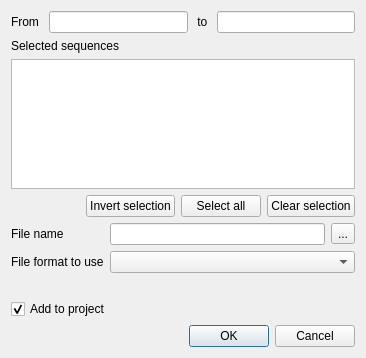
violethaze74/ugene, file src/corelibs/U2View/src/ov_msa/CreateSubalignmentDialog.ui: the form before one commit.
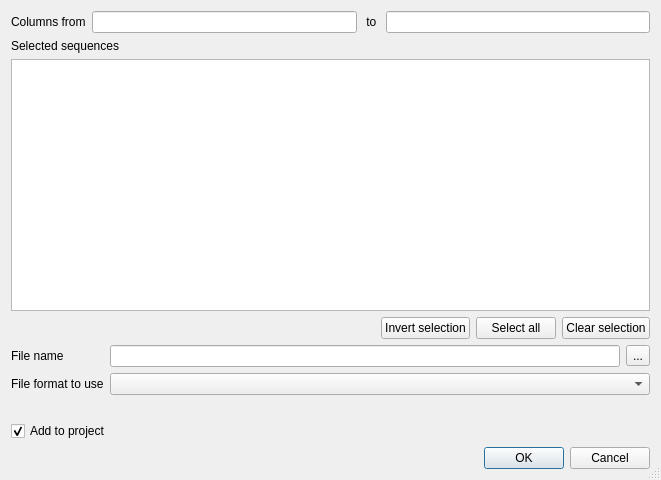
The form after the commit.

Commit message: UGENE-7014. Exporting subalignment doesn't output the correct selection of sequences

What changed in the file:
```diff
--- a/src/corelibs/U2View/src/ov_msa/CreateSubalignmentDialog.ui
+++ b/src/corelibs/U2View/src/ov_msa/CreateSubalignmentDialog.ui
@@ -6,12 +6,15 @@
    <rect>
     <x>0</x>
     <y>0</y>
-    <width>366</width>
-    <height>358</height>
+    <width>661</width>
+    <height>480</height>
    </rect>
   </property>
   <property name="windowTitle">
-   <string>Extract Selected as MSA</string>
+   <string>Save selection as subalignment</string>
+  </property>
+  <property name="sizeGripEnabled">
+   <bool>true</bool>
   </property>
   <layout class="QVBoxLayout" name="verticalLayout">
    <item>
@@ -19,7 +22,7 @@
      <item>
       <widget class="QLabel" name="label">
        <property name="text">
-        <string>From </string>
+        <string>Columns from</string>
        </property>
       </widget>
      </item>
@@ -180,19 +183,6 @@
      </property>
     </widget>
    </item>
-   <item>
-    <spacer name="verticalSpacer">
-     <property name="orientation">
-      <enum>Qt::Vertical</enum>
-     </property>
-     <property name="sizeHint" stdset="0">
-      <size>
-       <width>20</width>
-       <height>1</height>
-      </size>
-     </property>
-    </spacer>
-   </item>
    <item>
     <widget class="QDialogButtonBox" name="buttonBox">
      <property name="standardButtons">
```
The commit also changes 10 other files.
